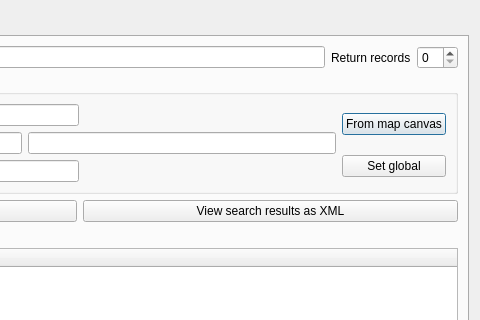
The window that plugin/MetaSearch/ui/maindialog.ui (nextgis/qgis_cswclient) describes before a commit, drawn with Qt 5; both pictures show x 320 to 800 and y 0 to 320 of the 800 by 600 pixel window.
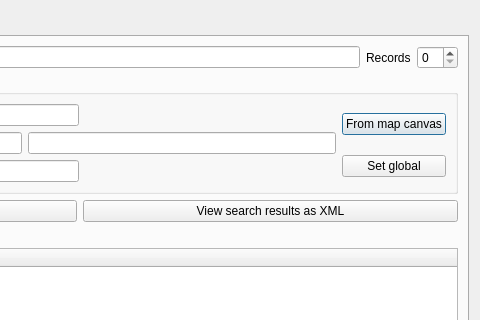
The same window after the commit.

Commit message: shorten label

Patch:
```diff
--- a/plugin/MetaSearch/ui/maindialog.ui
+++ b/plugin/MetaSearch/ui/maindialog.ui
@@ -39,7 +39,7 @@
          <item>
           <widget class="QLabel" name="label_2">
            <property name="text">
-            <string>Return records</string>
+            <string>Records</string>
            </property>
           </widget>
          </item>
```
The commit also changes 1 other file.
